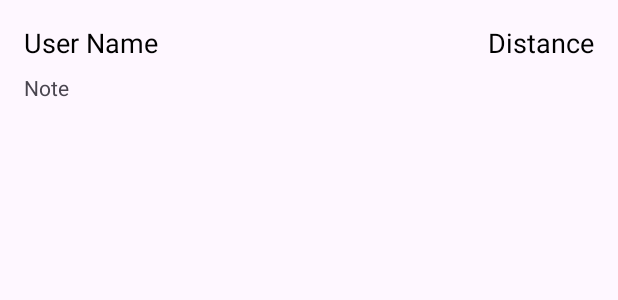
After one commit to babatezpur/HawkerApp, an Android app: the layout visit_request_list_info_item_layout.xml on its own in the app's theme, with its tools: preview values and no code run, on a phone screen of 412 x 824 dp. The commit adds this screen. Shown: the top 300 px of the screen. Run offline under Robolectric (Android 15) with nearby library versions, the phone set to English and light mode, and no system bars.

Commit message:
Able to pop up the list of the customer on fetch request

```diff
--- a/app/src/main/java/com/hawkerapp/app/models/UserRequestData.kt
+++ b/app/src/main/java/com/hawkerapp/app/models/UserRequestData.kt
@@ -13,5 +13,7 @@ data class UserRequestData(
     @SerializedName("notes")
     val notes: String,
     @SerializedName("status")
-    val status: String = "PENDING") {
+    val status: String = "PENDING",
+    @SerializedName("distance")
+    val distance: Long){
 }
--- /dev/null
+++ b/app/src/main/res/layout/visit_request_list_info_item_layout.xml
@@ -0,0 +1,43 @@
+<?xml version="1.0" encoding="utf-8"?>
+<LinearLayout xmlns:android="http://schemas.android.com/apk/res/android"
+    android:layout_width="match_parent"
+    android:layout_height="wrap_content"
+    android:orientation="vertical"
+    android:padding="16dp">
+
+    <LinearLayout
+        android:layout_width="match_parent"
+        android:layout_height="wrap_content"
+        android:orientation="horizontal">
+
+        <TextView
+            android:id="@+id/userNameTextView"
+            android:layout_width="wrap_content"
+            android:layout_height="wrap_content"
+            android:textAppearance="?android:attr/textAppearanceMedium"
+            android:layout_weight="1"
+            android:gravity="start"
+            android:textColor="@color/black"
+            android:text="User Name" />
+
+        <TextView
+            android:id="@+id/distanceTextView"
+            android:layout_width="wrap_content"
+            android:layout_height="wrap_content"
+            android:textAppearance="?android:attr/textAppearanceMedium"
+            android:gravity="end"
+            android:textColor="@color/black"
+            android:text="Distance" />
+
+    </LinearLayout>
+
+    <TextView
+        android:id="@+id/otherInfoTextView"
+        android:layout_width="match_parent"
+        android:layout_height="wrap_content"
+        android:textAppearance="?android:attr/textAppearanceSmall"
+        android:paddingTop="8dp"
+        android:text="Note"
+        android:gravity="start" />
+
+</LinearLayout>
```
Also changed, not shown: app/src/main/java/com/hawkerapp/app/adapters/VisitRequestAdapter.kt (added, +52 -0 lines), app/src/main/java/com/hawkerapp/app/views/HawkerViewActivity.kt (+73 -1 lines), app/src/main/res/layout/visit_requests_floating_window.xml (added, +35 -0 lines).
